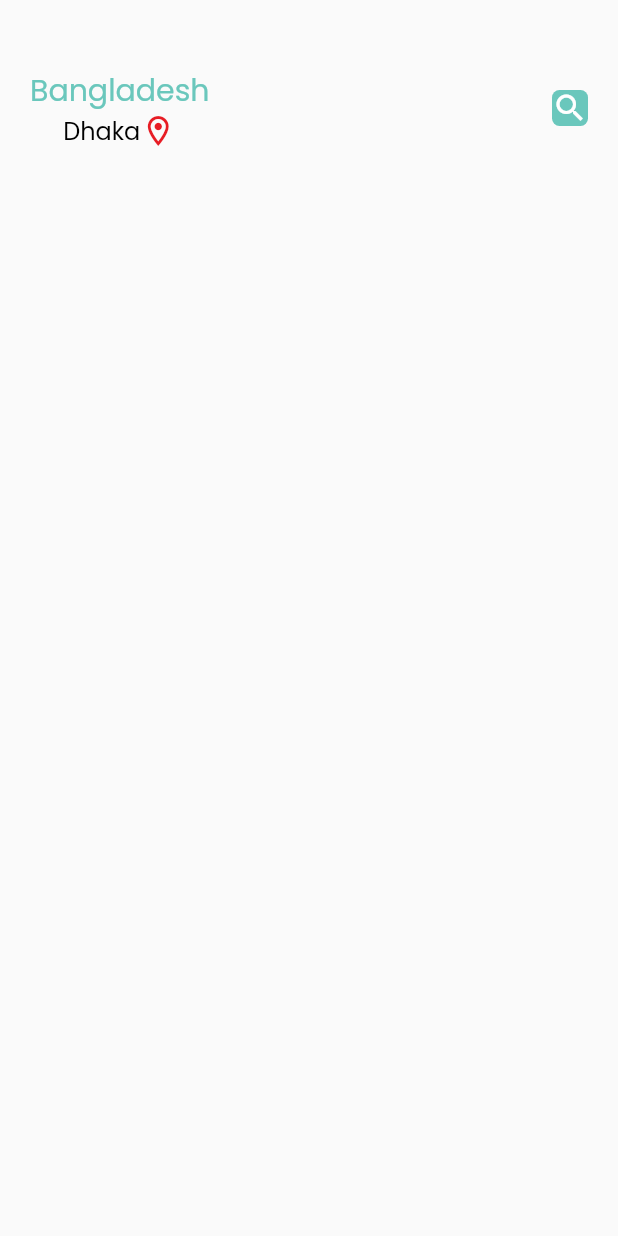
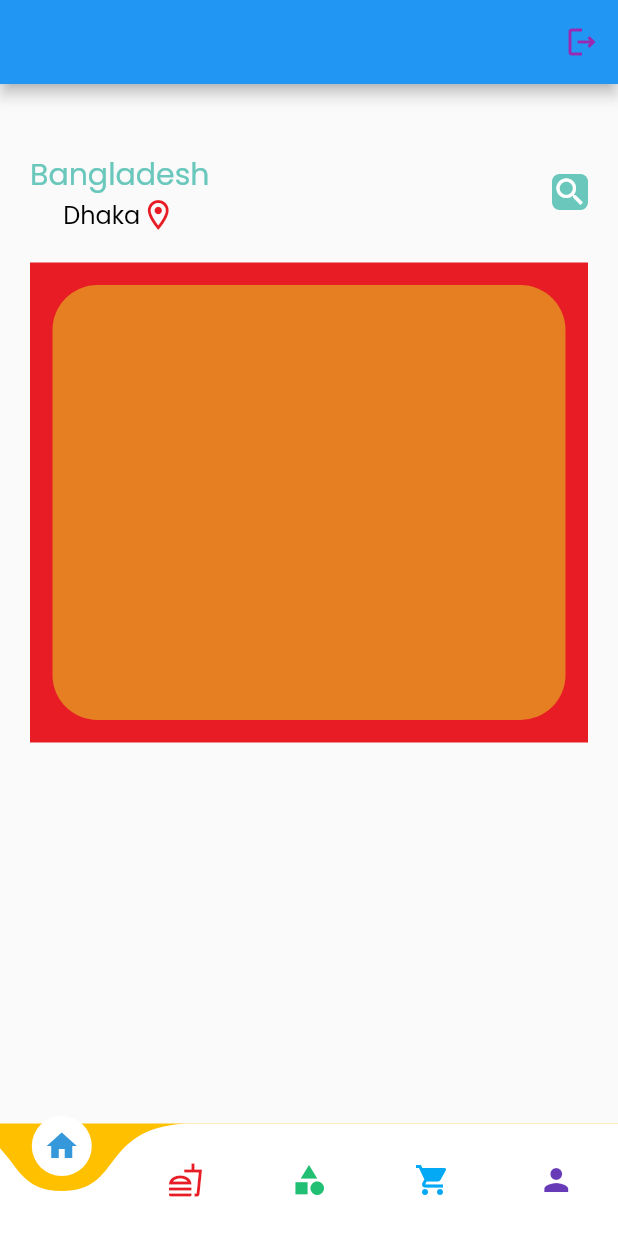
Before and after one commit to IsratAra17/Food-Shop-App-Flutter, a Flutter app: the screen it shows after launch, on a phone screen of 412 x 824 dp. Run offline on Flutter 3.47's test engine with Material 2 defaults, Android fonts, the phone set to English and light mode, and no system bars; drawn by our look-alikes of curved_navigation_bar; our stand-ins replace firebase_auth, firebase_core, fluttertoast; missing offline and left inert: dart:html; accounts and stored records are empty.

Commit message:
Curved navigation added

```diff
--- /dev/null
+++ b/lib/appbar/appbar.dart
@@ -0,0 +1,19 @@
+import 'package:firebase_auth/firebase_auth.dart';
+import 'package:flutter/material.dart';
+import 'package:foodshopapp/style/style.dart';
+
+AppBar CustomAppBar(context)
+{
+ return AppBar(
+      actions: [
+        IconButton(
+          onPressed: () async {
+            await FirebaseAuth.instance.signOut();
+            SuccessToast("You are now logged Out");
+
+            Navigator.pushNamed(context, "/login_screen");
+          },
+          icon: Icon(Icons.logout_outlined,color: Colors.purple,),
+        ),]
+ );
+}
--- /dev/null
+++ b/lib/curved_bottom_navbar/NavScreen.dart
@@ -0,0 +1,51 @@
+import 'package:curved_navigation_bar/curved_navigation_bar.dart';
+
+import 'package:flutter/material.dart';
+import 'package:foodshopapp/adminProfilePage.dart';
+import 'package:foodshopapp/appbar/appbar.dart';
+import 'package:foodshopapp/curved_bottom_navbar/appbottomNav.dart';
+import 'package:foodshopapp/home_screen.dart';
+import 'package:foodshopapp/main_food_screen/main_food_page.dart';
+
+import 'package:foodshopapp/oderPage.dart';
+import 'package:foodshopapp/productPage.dart';
+import 'package:foodshopapp/view_category.dart';
+
+
+class NavDefaultScreen extends StatefulWidget {
+  const NavDefaultScreen({Key? key}) : super(key: key);
+
+  @override
+  State<NavDefaultScreen> createState() => _NavDefaultScreenState();
+}
+
+class _NavDefaultScreenState extends State<NavDefaultScreen> {
+  List<Widget> pages=[
+    MainFoodPage(),
+    Product_Page(),
+    Category_page(),
+    Order_Page(),
+    Admin_Profile_Page()
+  ];
+  int TabIndex = 0;
+
+  onItemTapped(int index) {
+    setState(() {
+      TabIndex = index;
+      print("Curr index: $TabIndex");
+    });
+  }
+
+
+  @override
+  Widget build(BuildContext context) {
+    return Scaffold(
+      appBar: CustomAppBar(context),
+
+      body: Container(child: pages[TabIndex],),
+
+
+      bottomNavigationBar: appCurvedNavbar(onItemTapped),
+    );
+  }
+}
--- /dev/null
+++ b/lib/curved_bottom_navbar/appbottomNav.dart
@@ -0,0 +1,45 @@
+
+import 'package:curved_navigation_bar/curved_navigation_bar.dart';
+import 'package:flutter/material.dart';
+
+import '../style/style.dart';
+
+
+
+BottomNavigationBar appBottomNav(currentIndex,onTapItem){
+  return BottomNavigationBar(
+    currentIndex: currentIndex,
+    selectedItemColor: Colors.black,
+    unselectedItemColor: Colors.blue,
+    onTap:onTapItem ,
+    items: [
+      BottomNavigationBarItem(icon: Icon(Icons.home),label: "Home"),
+      BottomNavigationBarItem(icon: Icon(Icons.category),label: "category"),
+      BottomNavigationBarItem(icon: Icon(Icons.radar),label: "Product"),
+      BottomNavigationBarItem(icon: Icon(Icons.shopping_cart),label: "Order"),
+      BottomNavigationBarItem(icon: Icon(Icons.person),label: "Profile"),
+    ],
+  );
+}
+
+
+
+
+
+CurvedNavigationBar appCurvedNavbar(ontapItem){
+  return CurvedNavigationBar(
+    onTap: ontapItem,
+    animationCurve: Curves.easeIn,
+    backgroundColor: colorYellow,
+    //buttonBackgroundColor: colorBlue,
+    color: colorWhite,
+
+    items: [
+      Icon(Icons.home,semanticLabel: "Home",color: colorBlue,),
+      Icon(Icons.fastfood_outlined,semanticLabel: "Product",color: colorRed,),
+      Icon(Icons.category,semanticLabel: "Category",color: colorGreen,),
+      Icon(Icons.shopping_cart,semanticLabel: "Order",color: Colors.lightBlue,),
+      Icon(Icons.person,semanticLabel: "Profile",color: Colors.deepPurple,),
+    ],
+  );
+}
--- a/lib/main.dart
+++ b/lib/main.dart
@@ -1,6 +1,8 @@
 import 'package:firebase_core/firebase_core.dart';
 import 'package:flutter/foundation.dart';
 import 'package:flutter/material.dart';
+import 'package:foodshopapp/curved_bottom_navbar/NavScreen.dart';
+import 'package:foodshopapp/main_food_screen/food_page_body.dart';
 import 'package:foodshopapp/main_food_screen/main_food_page.dart';
 
 import 'authentication_screens/login.dart';
@@ -24,7 +26,7 @@ void main() async {
     await Firebase.initializeApp();
   }
 
-  runApp(MyApp('/mainFoodpage'));
+  runApp(MyApp('/NavScreen'));
 }
 
 
@@ -38,12 +40,14 @@ class MyApp extends StatelessWidget {
 
     return MaterialApp(
       debugShowCheckedModeBanner: false,
-      initialRoute:'/mainFoodpage',
+      initialRoute:'/NavScreen',
       routes: {
         '/registration_screen': (context) =>Registration_Screen(),
         '/login_screen': (context) =>Login_Screen(),
         '/home_screen': (context) =>Home_Screen(),
         '/mainFoodpage': (context) =>MainFoodPage(),
+        '/FoodPageBody': (context) =>FoodPageBody(),
+        '/NavScreen': (context) =>NavDefaultScreen(),
       },
     );
   }
--- a/lib/main_food_screen/food_page_body.dart
+++ b/lib/main_food_screen/food_page_body.dart
@@ -0,0 +1,40 @@
+import 'dart:html';
+
+import 'package:flutter/cupertino.dart';
+import 'package:flutter/material.dart';
+import 'package:flutter/widgets.dart';
+import 'package:foodshopapp/style/style.dart';
+
+class FoodPageBody extends StatefulWidget {
+  const FoodPageBody({Key? key}) : super(key: key);
+
+  @override
+  State<FoodPageBody> createState() => _FoodPageBodyState();
+}
+
+class _FoodPageBodyState extends State<FoodPageBody> {
+  @override
+  Widget build(BuildContext context) {
+    return Container(
+      //padding: EdgeInsets.only(left: 15.0),
+      height: 320,
+color: colorRed,
+      child: PageView.builder(
+          itemCount: 10,
+          itemBuilder: (BuildContext context, position) {
+            return _buildListItem(position);
+          }),
+    );
+  }
+
+  Widget _buildListItem(int index) {
+    return Container(
+      height: 220,
+      margin: EdgeInsets.all(15),
+      decoration: BoxDecoration(
+          borderRadius: BorderRadius.circular(30),
+        color: index.isEven?(colorOrange):(colorLightPink),
+      ),
+    );
+  }
+}
--- a/lib/main_food_screen/main_food_page.dart
+++ b/lib/main_food_screen/main_food_page.dart
@@ -1,5 +1,7 @@
 import 'package:flutter/cupertino.dart';
 import 'package:flutter/material.dart';
+import 'package:foodshopapp/appbar/appbar.dart';
+import 'package:foodshopapp/main_food_screen/food_page_body.dart';
 import 'package:foodshopapp/style/style.dart';
 
 class MainFoodPage extends StatefulWidget {
@@ -14,30 +16,44 @@ class _MainFoodPageState extends State<MainFoodPage> {
   Widget build(BuildContext context) {
     return Scaffold(
       body: Container(
-        margin: EdgeInsets.only(top: 45,bottom: 15),
-padding: EdgeInsets.only(left: 20,right: 20),
+
+height: double.infinity,
+        margin: EdgeInsets.only(top: 45, bottom: 15),
+        padding: EdgeInsets.only(left: 20, right: 20),
         child: Column(
+
           children: [
             Container(
-
               child: Row(
                 mainAxisAlignment: MainAxisAlignment.spaceBetween,
                 children: [
-                  Column(children: [
-                    Text("Bangladesh",style: AppText20Style(colorLightBlue),),
-                    Row(
-                      children: [
-                        Text("Dhaka",style: AppText16Style(Colors.black),),
-                        Icon(Icons.location_on_outlined,color: colorRed,),
-
-                      ],
-                    )
-                  ],),
-                AppBoxDecoration(50, 80, Icon(Icons.search,color: colorWhite))
-
+                  Column(
+                    children: [
+                      Text(
+                        "Bangladesh",
+                        style: AppText20Style(colorLightBlue),
+                      ),
+                      Row(
+                        children: [
+                          Text(
+                            "Dhaka",
+                            style: AppText16Style(Colors.black),
+                          ),
+                          Icon(
+                            Icons.location_on_outlined,
+                            color: colorRed,
+                          ),
+                        ],
+                      )
+                    ],
+                  ),
+                  AppBoxDecoration(
+                      50, 80, Icon(Icons.search, color: colorWhite)),
                 ],
               ),
             ),
+            SizedBox(height: 20,),
+            FoodPageBody()
           ],
         ),
       ),
--- a/pubspec.yaml
+++ b/pubspec.yaml
@@ -42,6 +42,8 @@ dependencies:
   firebase_storage:
   firebase_core_platform_interface: 4.5.2
   fluttertoast: ^8.1.2
+  curved_navigation_bar:
+
 
 dev_dependencies:
   flutter_test:
```
Also changed, not shown: lib/adminProfilePage.dart (added, +19 -0 lines), lib/home_screen.dart (+0 -11 lines), lib/oderPage.dart (added, +18 -0 lines), lib/productPage.dart (added, +19 -0 lines), lib/view_category.dart (added, +19 -0 lines), pubspec.lock.
